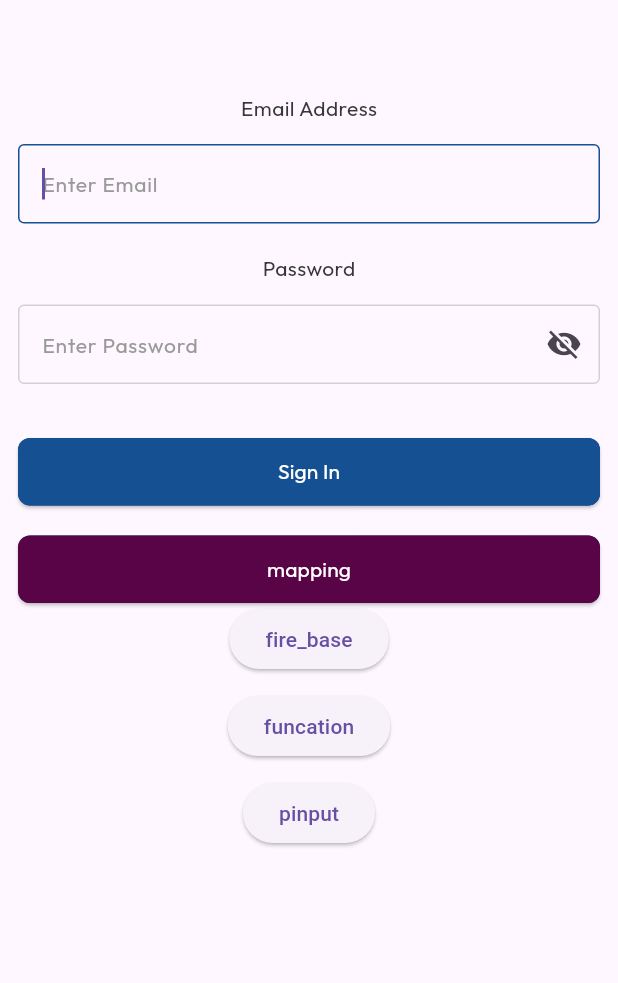
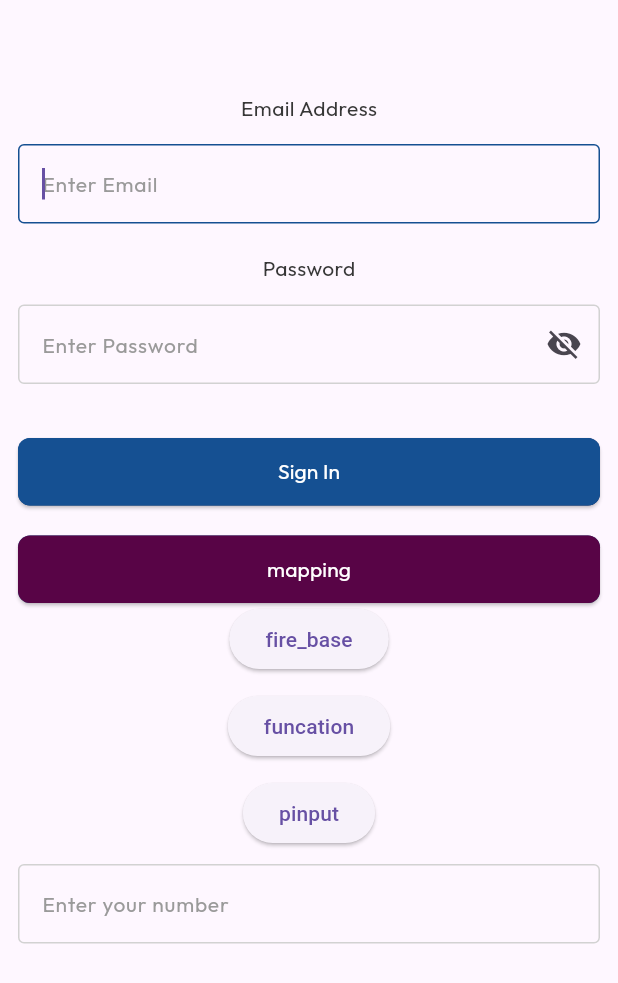
Before and after one commit to shankar-rajan-ts/api_flutter, a Flutter app: the screen it shows after launch, on a phone screen of 412 x 824 dp. Shown: the top 983 px of the screen. Run offline on Flutter 3.47's test engine with Material 3 defaults, Android fonts, the phone set to English and light mode, and no system bars; our stand-ins replace firebase_auth, firebase_core, firebase_messaging, geolocator, google_fonts, google_maps_flutter and 2 more; missing offline and left inert: draggable_scrollbar, telephony; accounts and stored records are empty.

Commit message:
add flie otp

```diff
--- a/lib/login/login.dart
+++ b/lib/login/login.dart
@@ -251,7 +251,7 @@ class _LoginState extends State<Login> {
                           Navigator.of(context).popAndPushNamed("/otp");
                         },
                         child: Text('funcation')),
-                           SizedBox(
+                    SizedBox(
                       height: 10,
                     ),
                     ElevatedButton(
@@ -259,6 +259,39 @@ class _LoginState extends State<Login> {
                           Navigator.of(context).popAndPushNamed("/otp_Design");
                         },
                         child: Text('pinput')),
+                    SizedBox(
+                      height: 10,
+                    ),
+                    TextField(
+                      keyboardType: TextInputType.number,
+                      style: GoogleFonts.outfit(
+                        color: const Color(0xFF373737),
+                        fontSize: 14,
+                        fontWeight: FontWeight.w400,
+                        fontStyle: FontStyle.normal,
+                      ),
+                      // controller: emailController,
+                      autofocus: true,
+                      decoration: InputDecoration(
+                        hintText: "Enter your number",
+                        hintStyle: GoogleFonts.outfit(
+                          color: const Color(0xFF9A9A9A),
+                          fontSize: 14,
+                          fontWeight: FontWeight.w400,
+                          fontStyle: FontStyle.normal,
+                        ),
+                        border: const OutlineInputBorder(
+                          borderSide: BorderSide(
+                              color: Color.fromARGB(255, 189, 9, 96)),
+                        ),
+                        enabledBorder: const OutlineInputBorder(
+                          borderSide: BorderSide(color: Color(0xFFD2D2D2)),
+                        ),
+                        focusedBorder: const OutlineInputBorder(
+                          borderSide: BorderSide(color: Color(0xFF155092)),
+                        ),
+                      ),
+                    ),
                   ],
                 ),
               ),
--- a/pubspec.yaml
+++ b/pubspec.yaml
@@ -55,6 +55,7 @@ dependencies:
   telephony: ^0.2.0
   pinput: ^5.0.0
   smart_auth: ^2.0.0
+  firebase_auth: ^4.16.0
   # flutter_polyline_points: ^1.0.0
 
 
```
Also changed, not shown: lib/otp/otp_design.dart (+102 -7 lines), pubspec.lock, 5 other files.
